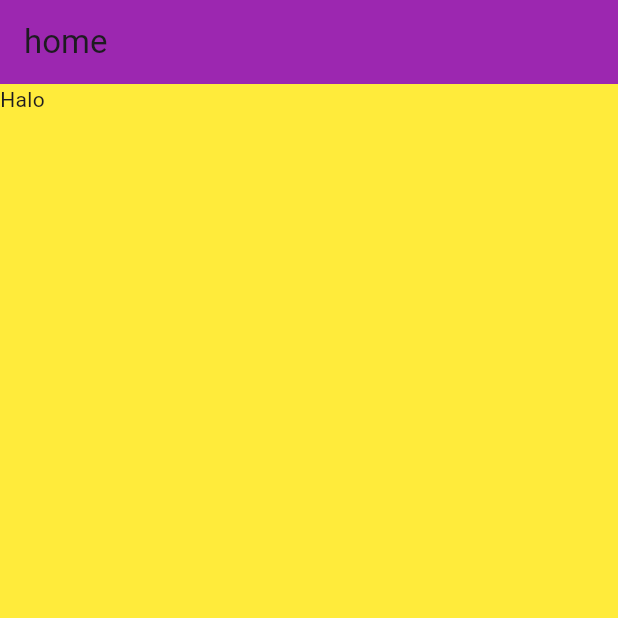
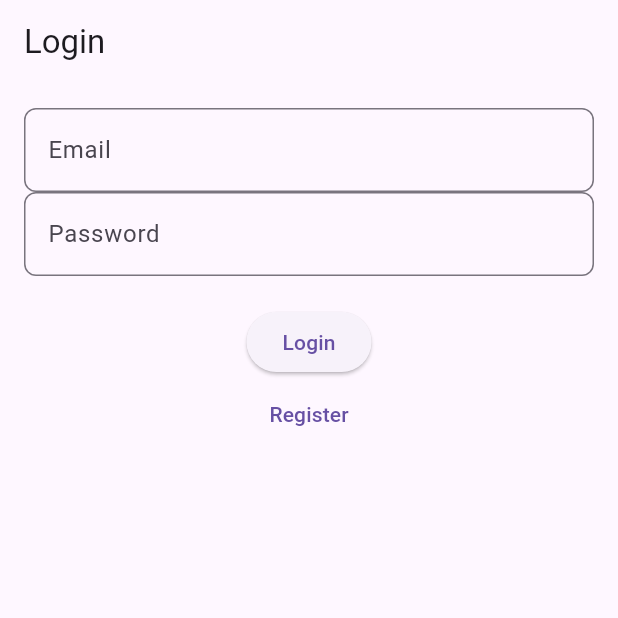
Before and after one commit to triyono777/projek_tutorial, a Flutter app: the screen it shows after launch, on a phone screen of 412 x 824 dp, the top half of it. Run offline on Flutter 3.47's test engine with Material 3 defaults, Android fonts, the light colour scheme and no system bars; our stand-ins replace get, get_storage.

Commit message:
add localstorage

```diff
--- a/lib/home_screen.dart
+++ /dev/null
@@ -1,19 +0,0 @@
-// ignore_for_file: prefer_const_constructors
-
-import 'package:flutter/material.dart';
-
-class HomeScreen extends StatelessWidget {
-  const HomeScreen({super.key});
-
-  @override
-  Widget build(BuildContext context) {
-    return Scaffold(
-      backgroundColor: Colors.yellow,
-      appBar: AppBar(
-        title: Text("home"),
-        backgroundColor: Colors.purple,
-      ),
-      body: Text('Halo'),
-    );
-  }
-}
--- a/lib/main.dart
+++ b/lib/main.dart
@@ -1,23 +1,19 @@
 import 'package:flutter/material.dart';
-import 'home_screen.dart';
+import 'package:get/get.dart';
+import 'package:get_storage/get_storage.dart';
+import 'pages/auth/login_page.dart';
 
-void main() {
-  runApp(const MyApp());
+void main() async {
+  await GetStorage.init();
+  runApp(MyApp());
 }
 
 class MyApp extends StatelessWidget {
-  const MyApp({super.key});
-
-  // This widget is the root of your application.
   @override
   Widget build(BuildContext context) {
-    return MaterialApp(
-      title: 'Flutter Demo',
-      theme: ThemeData(
-        colorScheme: ColorScheme.fromSeed(seedColor: Colors.deepPurple),
-        useMaterial3: true,
-      ),
-      home: HomeScreen(),
+    return GetMaterialApp(
+      title: 'Flutter GetStorage App',
+      home: LoginPage(),
     );
   }
 }
--- /dev/null
+++ b/lib/pages/auth/login_page.dart
@@ -0,0 +1,55 @@
+import 'package:flutter/material.dart';
+import 'package:get/get.dart';
+import '../../services/storage_service.dart';
+import '../../services/auth_service.dart';
+import '../../widgets/custom_textfield.dart';
+import '../home/home_page.dart';
+import 'register_page.dart';
+
+class LoginPage extends StatelessWidget {
+  final _emailController = TextEditingController();
+  final _passwordController = TextEditingController();
+  final _authService = AuthService();
+  final _storageService = StorageService();
+
+  @override
+  Widget build(BuildContext context) {
+    return Scaffold(
+      appBar: AppBar(title: Text('Login')),
+      body: Padding(
+        padding: const EdgeInsets.all(16.0),
+        child: Column(
+          children: [
+            CustomTextField(
+              controller: _emailController,
+              label: 'Email',
+            ),
+            CustomTextField(
+              controller: _passwordController,
+              label: 'Password',
+              obscureText: true,
+            ),
+            SizedBox(height: 20),
+            ElevatedButton(
+              onPressed: () async {
+                final email = _emailController.text;
+                final password = _passwordController.text;
+                if (await _authService.login(email, password)) {
+                  _storageService.saveUser(email);
+                  Get.offAll(() => HomePage());
+                } else {
+                  Get.snackbar('Error', 'Login failed');
+                }
+              },
+              child: Text('Login'),
+            ),
+            TextButton(
+              onPressed: () => Get.to(() => RegisterPage()),
+              child: Text('Register'),
+            ),
+          ],
+        ),
+      ),
+    );
+  }
+}
--- /dev/null
+++ b/lib/services/auth_service.dart
@@ -0,0 +1,19 @@
+import 'package:get_storage/get_storage.dart';
+
+class AuthService {
+  final _storage = GetStorage();
+
+  Future<bool> login(String email, String password) async {
+    // Simulasikan login sederhana
+    if (email == 'user@example.com' && password == 'password') {
+      return true;
+    }
+    return false;
+  }
+
+  Future<bool> register(String email, String password) async {
+    // Simulasikan registrasi sederhana
+    _storage.write('user', email);
+    return true;
+  }
+}
--- /dev/null
+++ b/lib/services/storage_service.dart
@@ -0,0 +1,20 @@
+import 'package:get_storage/get_storage.dart';
+
+class StorageService {
+  final _storage = GetStorage();
+
+  // Simpan data user setelah login
+  void saveUser(String email) {
+    _storage.write('user', email);
+  }
+
+  // Ambil data user
+  String? getUser() {
+    return _storage.read('user');
+  }
+
+  // Hapus data user saat logout
+  void clearUser() {
+    _storage.remove('user');
+  }
+}
--- /dev/null
+++ b/lib/widgets/custom_textfield.dart
@@ -0,0 +1,28 @@
+import 'package:flutter/material.dart';
+
+class CustomTextField extends StatelessWidget {
+  final TextEditingController controller;
+  final String label;
+  final bool obscureText;
+
+  const CustomTextField({
+    required this.controller,
+    required this.label,
+    this.obscureText = false,
+    Key? key,
+  }) : super(key: key);
+
+  @override
+  Widget build(BuildContext context) {
+    return TextField(
+      controller: controller,
+      obscureText: obscureText,
+      decoration: InputDecoration(
+        labelText: label,
+        border: OutlineInputBorder(
+          borderRadius: BorderRadius.circular(8.0),
+        ),
+      ),
+    );
+  }
+}
--- a/pubspec.yaml
+++ b/pubspec.yaml
@@ -35,6 +35,8 @@ dependencies:
   # The following adds the Cupertino Icons font to your application.
   # Use with the CupertinoIcons class for iOS style icons.
   cupertino_icons: ^1.0.8
+  get_storage: ^2.1.1
+  get: ^4.7.2
 
 dev_dependencies:
   flutter_test:
```
Also changed, not shown: lib/models/note_model.dart (added, +23 -0 lines), lib/pages/auth/register_page.dart (added, +47 -0 lines), lib/pages/home/home_page.dart (added, +40 -0 lines), lib/pages/notes/add_note_page.dart (added, +53 -0 lines), lib/pages/notes/edit_note_page.dart (added, +59 -0 lines), lib/pages/notes/note_list_page.dart (added, +48 -0 lines), lib/services/note_service.dart (added, +32 -0 lines), pubspec.lock, 2 other files.
